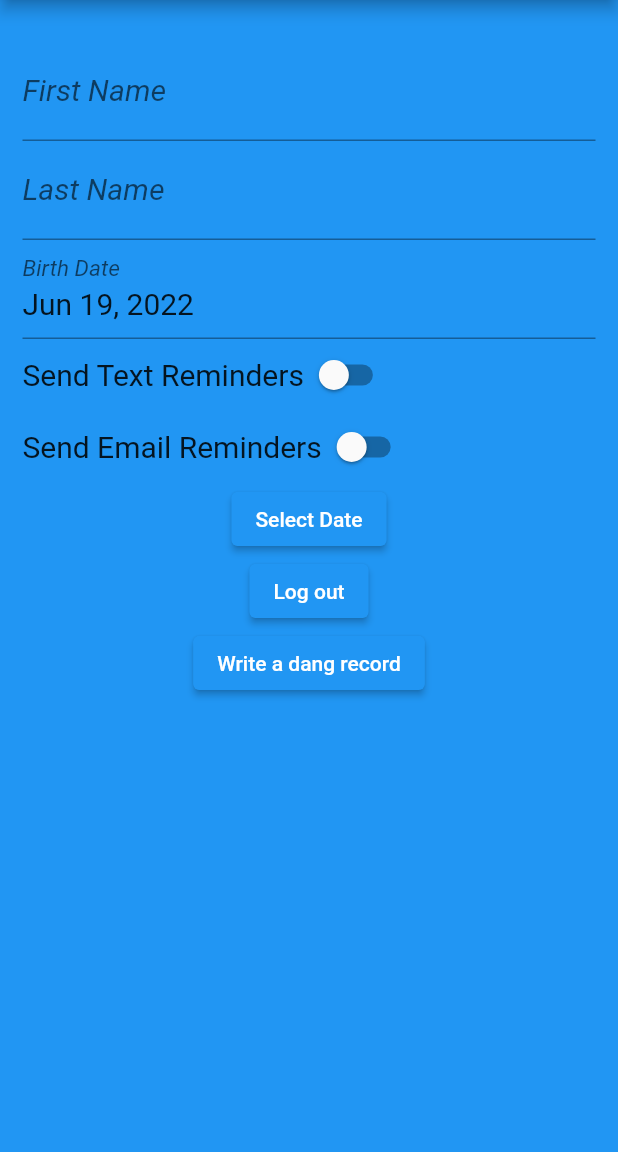
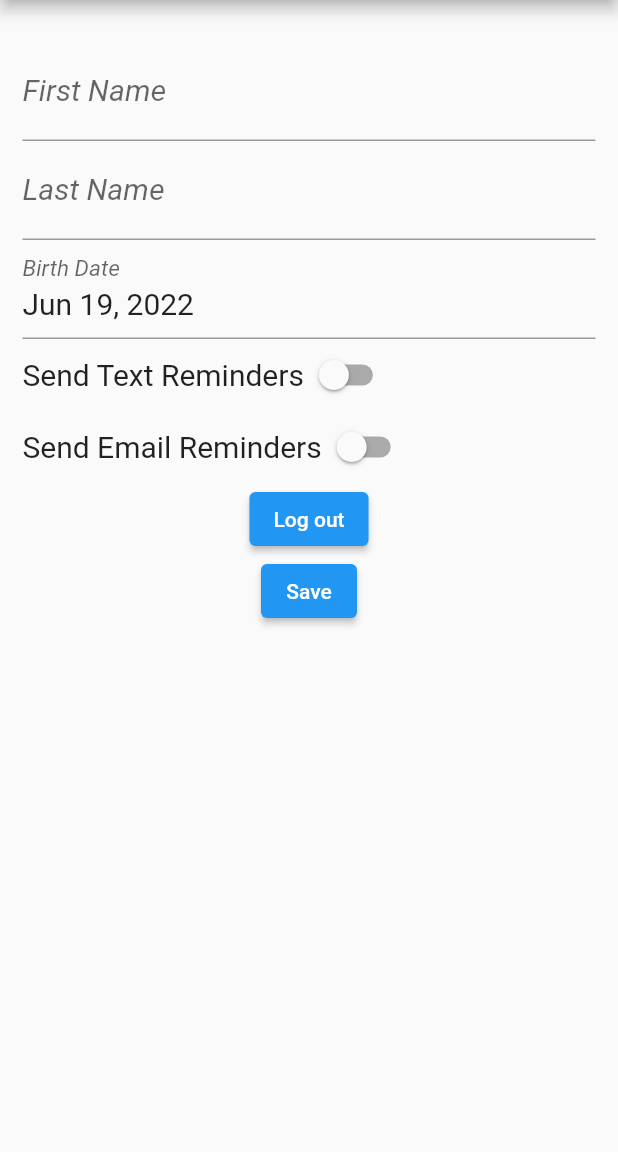
Before and after one commit to ScottFarestrand/random_reminder, a Flutter app: the screen it shows once a user with an empty profile is signed in, on a phone screen of 412 x 824 dp, the part 84-1236 px from its top. Run offline on Flutter 3.47's test engine with Material 2 defaults, Android fonts, the phone set to English and light mode, and no system bars; our stand-ins replace cloud_firestore, firebase_auth, firebase_core; accounts and stored records are empty; network calls fail.

Commit message:
Final Touches on Saving

```diff
--- a/lib/main.dart
+++ b/lib/main.dart
@@ -21,10 +21,10 @@
   Widget build(BuildContext context) {
     return MaterialApp(
       title: 'Flutter Demo',
-      theme: ThemeData(
-        backgroundColor: Colors.lightBlue,
-        primarySwatch: Colors.blue,
-      ),
+      // theme: ThemeData(
+      //   backgroundColor: Colors.lightBlue,
+      //   primarySwatch: Colors.blue,
+      // ),
       // home: const MyHomePage(title: 'Flutter Demo Home Page'),
       initialRoute: Landing.id,
       routes: {
--- a/lib/screens/landing.dart
+++ b/lib/screens/landing.dart
@@ -38,10 +38,10 @@ class _LandingState extends State<Landing> {
     bool isVerified = false;
     if (pageWidget == PageWidgets.login) {
       return Scaffold(
-          backgroundColor: Theme
-              .of(context)
-              .colorScheme
-              .primary,
+          // backgroundColor: Theme
+          //     .of(context)
+          //     .colorScheme
+          //     .primary,
           appBar: AppBar(
             title: Text("Random Reminder"),
           ),
--- a/lib/widgets/personal_info.dart
+++ b/lib/widgets/personal_info.dart
@@ -111,6 +111,7 @@ class _PersonalInfoState extends State<PersonalInfo> {
                 }
             ),
             TextFormField(
+              onTap: () {_selectDate(context, dateController);},
               decoration: InputDecoration(
                 labelText: "Birth Date",
                 labelStyle: TextStyle(fontStyle: FontStyle.italic),
@@ -146,15 +147,12 @@ class _PersonalInfoState extends State<PersonalInfo> {
                     });
                   })
             ],),
-            ElevatedButton(
-                onPressed: () => _selectDate(context, dateController),
-                child: Text("Select Date")),
             ElevatedButton(onPressed: (){
               FirebaseAuth.instance.signOut();
             }, child: Text("Log out")),
             ElevatedButton(onPressed: (){
             addRecord(firstNameController.text, lastNameController.text, birthDate);
-            }, child: Text("Write a dang record")),
+            }, child: Text("Save")),
           ],
         ),
       ),
```
